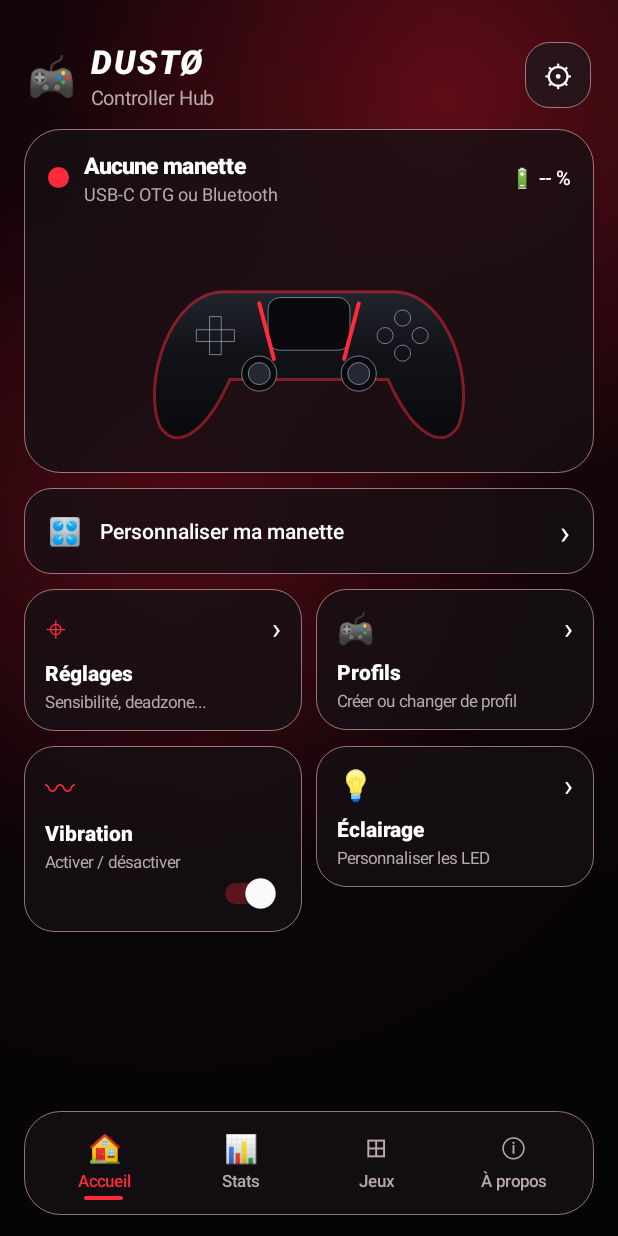
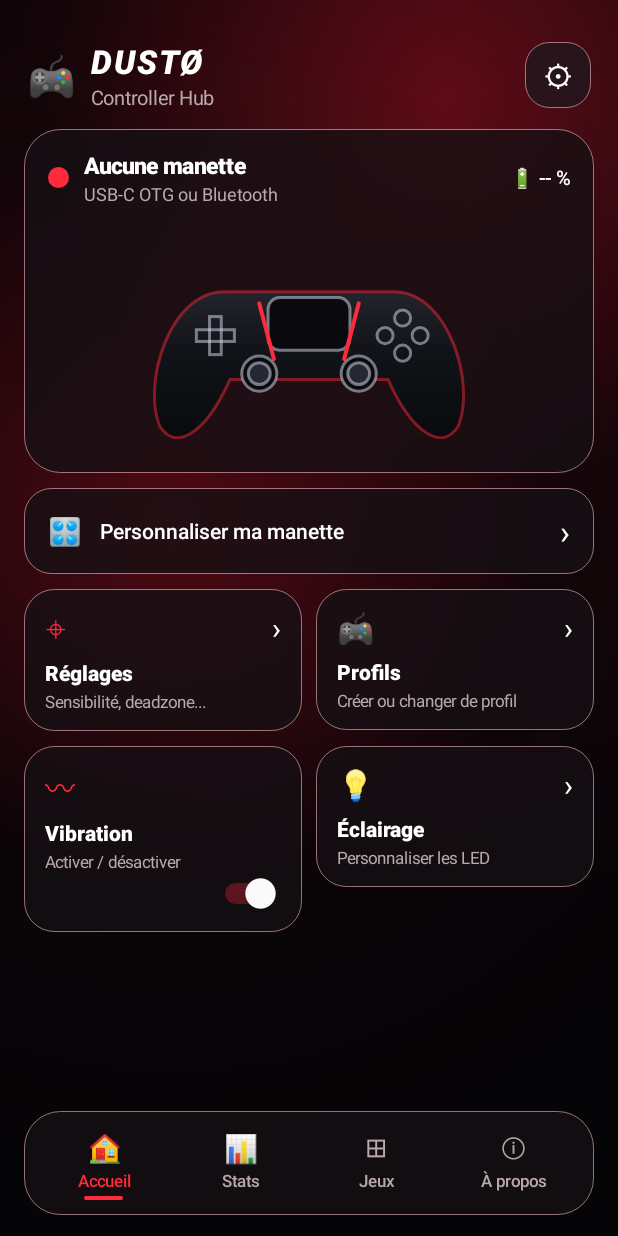
Before and after one commit to dustomuet/Manette, an Android app: the screen it shows after launch (MainActivity), on a phone screen of 412 x 824 dp. Run offline under Robolectric (Android 15) with nearby library versions, the phone set to English and light mode, and no system bars.

Commit message:
Update MainActivity.kt

```diff
--- a/app/src/main/java/com/exemple/manettes/MainActivity.kt
+++ b/app/src/main/java/com/exemple/manettes/MainActivity.kt
@@ -55,12 +55,10 @@ import kotlin.random.Random
 class MainActivity : Activity(), InputManager.InputDeviceListener {
 
     private val bgObsidian = Color.parseColor("#050406")
-    private val smokeRed = Color.parseColor("#3A0810")
     private val glassFill = Color.argb(195, 22, 16, 20)
     private val glassFillLight = Color.argb(215, 34, 22, 28)
     private val glassEdge = Color.argb(145, 255, 195, 205)
     private val crimsonGlow = Color.parseColor("#FF2A3C")
-    private val emberRed = Color.parseColor("#D91628")
     private val mintOnline = Color.parseColor("#35F27E")
     private val iceCyan = Color.parseColor("#4CE8FF")
     private val iceGold = Color.parseColor("#FFC95C")
@@ -2081,7 +2079,7 @@ class MainActivity : Activity(), InputManager.InputDeviceListener {
         private val detailPaint = Paint(Paint.ANTI_ALIAS_FLAG).apply {
             color = Color.argb(135, 210, 215, 230)
             style = Paint.Style.STROKE
-            strokeWidth = dp(1.5f)
+            strokeWidth = dp(2).toFloat()
         }
 
         private val stickWellPaint = Paint(Paint.ANTI_ALIAS_FLAG).apply {
```
